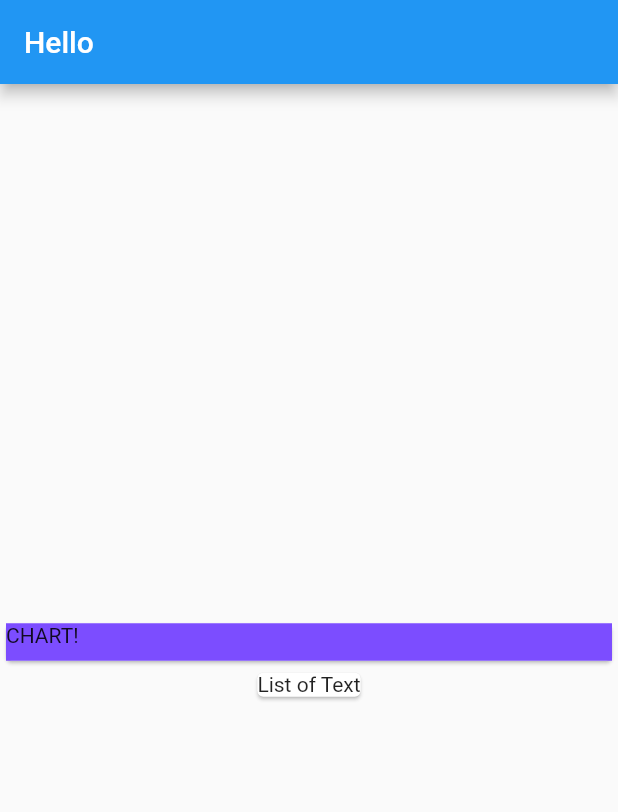
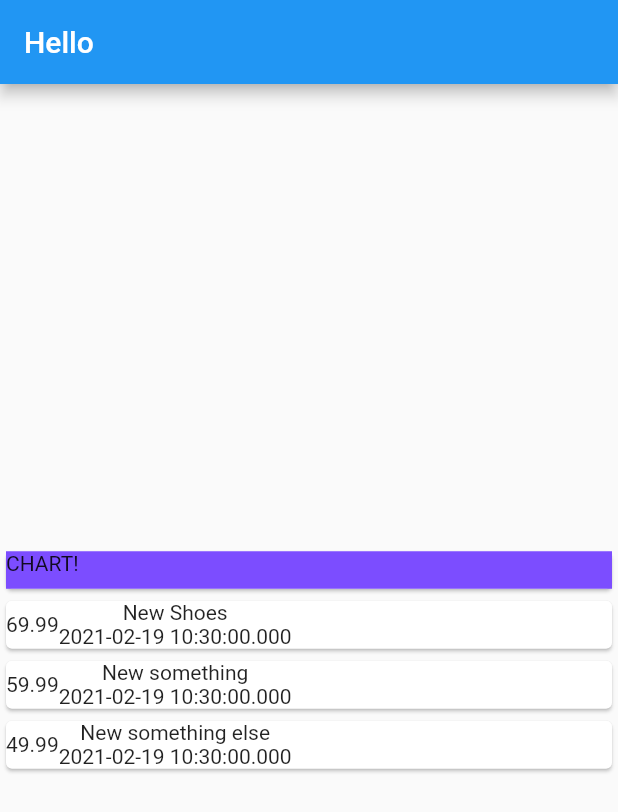
Before and after one commit to Hayley-Smith/expensetracker2, a Flutter app: the screen it shows after launch, on a phone screen of 412 x 824 dp. Shown: the top 812 px of the screen. Run offline on Flutter 3.47's test engine with Material 2 defaults, Android fonts, the phone set to English and light mode, and no system bars.

Commit message:
created transaction cards, will make them pretty later

```diff
--- a/lib/main.dart
+++ b/lib/main.dart
@@ -1,4 +1,4 @@
-import 'package:expensetracker2/transaction.dart';
+import './transaction.dart';
 import 'package:flutter/material.dart';
 
 void main() {
@@ -21,7 +21,26 @@ class MyApp extends StatelessWidget {
 }
 
 class MyHomePage extends StatelessWidget {
-  final List<Transaction> transactions = [];
+  final List<Transaction> transactions = [
+    Transaction(
+      id: "t1",
+      amount: 69.99,
+      date: DateTime.now(),
+      title: "New Shoes",
+    ),
+    Transaction(
+      id: "t2",
+      amount: 59.99,
+      date: DateTime.now(),
+      title: "New something",
+    ),
+    Transaction(
+      id: "t3",
+      amount: 49.99,
+      date: DateTime.now(),
+      title: "New something else",
+    ),
+  ];
 
   @override
   Widget build(BuildContext context) {
@@ -39,8 +58,24 @@ class MyHomePage extends StatelessWidget {
                 color: Colors.deepPurpleAccent,
                 child: Text('CHART!')),
           ),
-          Card(
-            child: Text('List of Text'),
+          Column(
+            children: transactions.map((tx) {
+              return Card(
+                child: Row(
+                  children: <Widget>[
+                    Container(
+                      child: Text(
+                        tx.amount.toString(),
+                      ),
+                    ),
+                    Column(children: <Widget>[
+                      Text(tx.title),
+                      Text(tx.date.toString()),
+                    ],)
+                  ],
+                ),
+              );
+            }).toList(),
           ),
         ],
       ),
--- a/lib/transaction.dart
+++ b/lib/transaction.dart
@@ -1,9 +1,11 @@
+import 'package:flutter/foundation.dart';
+
 class Transaction {
   final String id;
   final String title;
   final double amount;
   final DateTime date;
 
-  Transaction({this.id, this.amount, this.date, this.title});
+  Transaction({ @required this.id, @required this.amount, @required this.date, @required this.title});
 
 }
```
